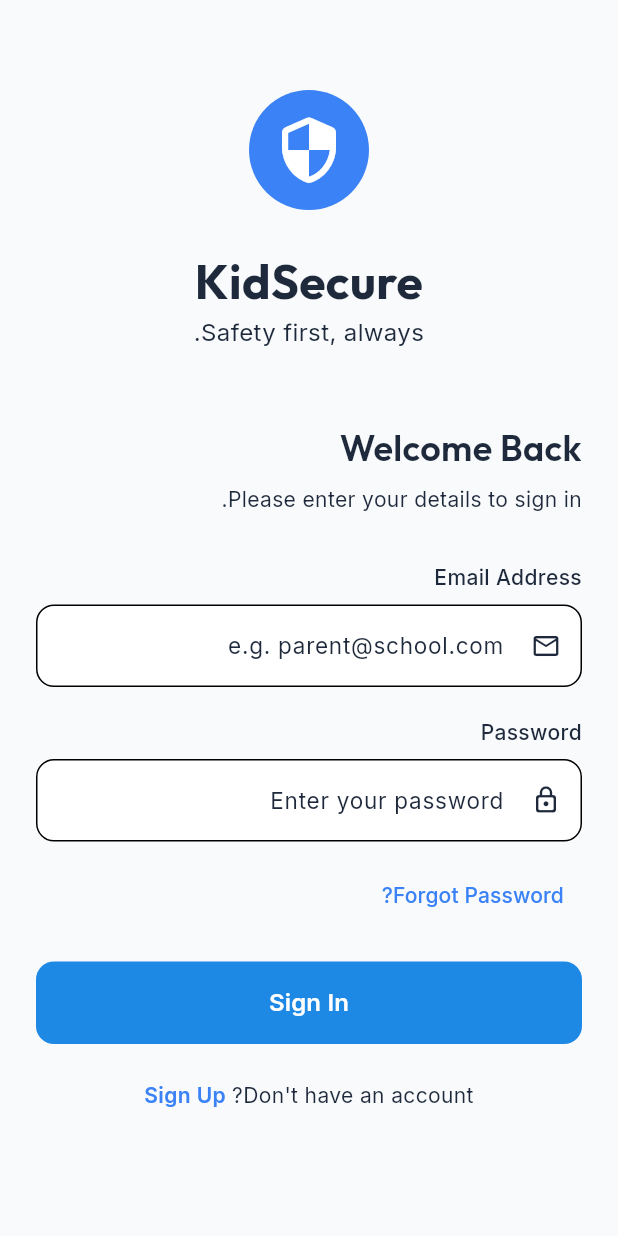
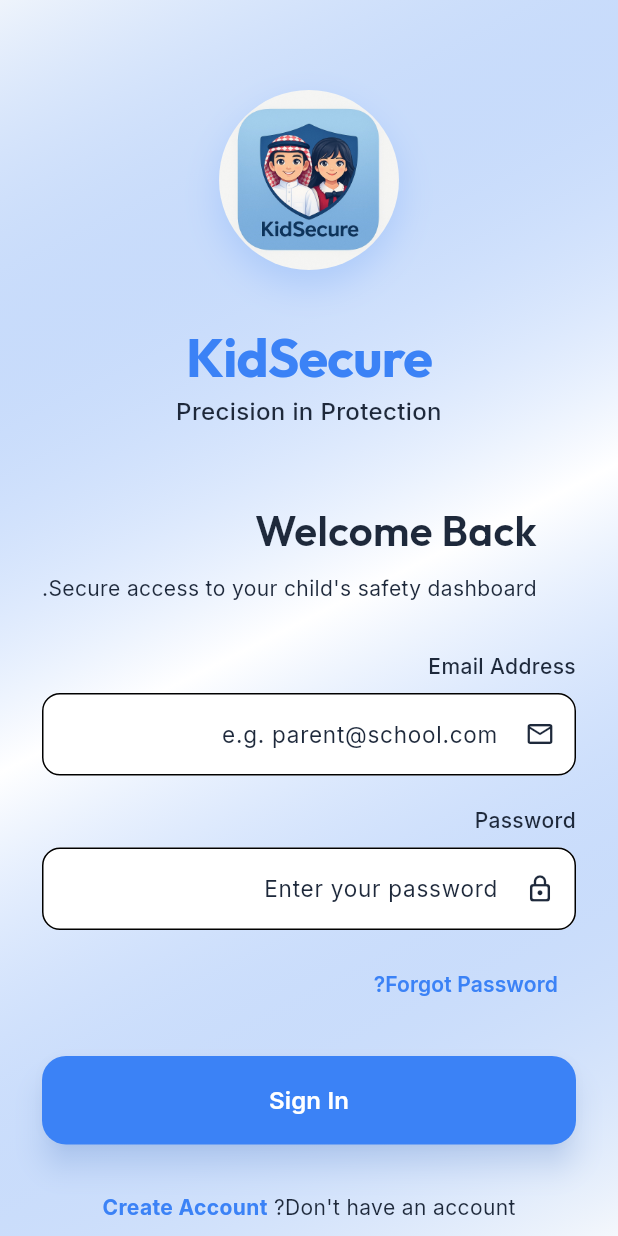
Before and after one commit to mohamdshibl/KidSecure, a Flutter app: the screen it shows after launch, on a phone screen of 412 x 824 dp. Run offline on Flutter 3.47's test engine with Material 3 defaults, Android fonts, the light colour scheme and no system bars; our stand-ins replace bloc, cloud_firestore, equatable, firebase_auth, firebase_core, firebase_database and 11 more; missing offline and left inert: dart_jsonwebtoken, mobile_scanner; accounts and stored records are empty.

```diff
--- a/lib/features/auth/presentation/pages/login_page.dart
+++ b/lib/features/auth/presentation/pages/login_page.dart
@@ -36,63 +36,96 @@ class LoginView extends StatelessWidget {
         }
       },
       child: Scaffold(
-        backgroundColor: Theme.of(context).scaffoldBackgroundColor,
-        body: SafeArea(
+        body: Container(
+          width: double.infinity,
+          height: double.infinity,
+          decoration: BoxDecoration(
+            gradient: LinearGradient(
+              begin: Alignment.topLeft,
+              end: Alignment.bottomRight,
+              colors: [
+                Theme.of(context).primaryColor.withOpacity(0.05),
+                Colors.white,
+                Theme.of(context).primaryColor.withOpacity(0.02),
+              ],
+            ),
+          ),
+          child: SafeArea(
             child: SingleChildScrollView(
-            padding: const EdgeInsets.symmetric(horizontal: 24.0),
+              padding: const EdgeInsets.symmetric(horizontal: 28.0),
+              child: Column(
+                crossAxisAlignment: CrossAxisAlignment.center,
+                children: [
+                  const SizedBox(height: 60),
+                  Hero(
+                    tag: 'app_logo',
+                    child: Container(
+                      height: 120,
+                      width: 120,
+                      decoration: BoxDecoration(
+                        shape: BoxShape.circle,
+                        boxShadow: [
+                          BoxShadow(
+                            color: Theme.of(
+                              context,
+                            ).primaryColor.withOpacity(0.2),
+                            blurRadius: 20,
+                            offset: const Offset(0, 10),
+                          ),
+                        ],
+                      ),
+                      child: ClipRRect(
+                        borderRadius: BorderRadius.circular(60),
+                        child: Image.asset(
+                          'assets/images/kidlogo.jpg',
+                          fit: BoxFit.cover,
+                        ),
+                      ),
+                    ),
+                  ),
+                  const SizedBox(height: 32),
+                  Text(
+                    'KidSecure',
+                    style: GoogleFonts.outfit(
+                      fontSize: 36,
+                      fontWeight: FontWeight.bold,
+                      letterSpacing: -0.5,
+                      color: Theme.of(context).primaryColor,
+                    ),
+                  ),
+                  Text(
+                    'Precision in Protection',
+                    style: GoogleFonts.inter(
+                      fontSize: 16,
+                      fontWeight: FontWeight.w500,
+                      color: Theme.of(context).colorScheme.onSurfaceVariant,
+                    ),
+                  ),
+                  const SizedBox(height: 48),
+                  Align(
+                    alignment: Alignment.centerLeft,
                     child: Column(
                       crossAxisAlignment: CrossAxisAlignment.start,
                       children: [
-                const SizedBox(height: 60),
-                Center(
-                  child: Container(
-                    padding: const EdgeInsets.all(16),
-                    decoration: BoxDecoration(
-                      color: Theme.of(context).primaryColor,
-                      shape: BoxShape.circle,
-                    ),
-                    child: const Icon(
-                      Icons.security_rounded,
-                      size: 48,
-                      color: Colors.white,
-                    ),
-                  ),
-                ),
-                const SizedBox(height: 24),
-                Center(
-                  child: Text(
-                    'KidSecure',
-                    style: GoogleFonts.outfit(
-                      fontSize: 32,
-                      fontWeight: FontWeight.bold,
-                      color: Theme.of(context).colorScheme.onSurface,
-                    ),
-                  ),
-                ),
-                Center(
-                  child: Text(
-                    'Safety first, always.',
-                    style: GoogleFonts.inter(
-                      fontSize: 16,
-                      color: Theme.of(context).colorScheme.onSurfaceVariant,
-                    ),
-                  ),
-                ),
-                const SizedBox(height: 48),
                         Text(
                           'Welcome Back',
                           style: GoogleFonts.outfit(
-                    fontSize: 24,
+                            fontSize: 28,
                             fontWeight: FontWeight.w600,
                             color: Theme.of(context).colorScheme.onSurface,
                           ),
                         ),
                         const SizedBox(height: 8),
                         Text(
-                  'Please enter your details to sign in.',
+                          'Secure access to your child\'s safety dashboard.',
                           style: GoogleFonts.inter(
                             fontSize: 14,
-                    color: Theme.of(context).colorScheme.onSurfaceVariant,
+                            color: Theme.of(
+                              context,
+                            ).colorScheme.onSurfaceVariant,
+                          ),
+                        ),
+                      ],
                     ),
                   ),
                   const SizedBox(height: 32),
@@ -104,19 +137,21 @@ class LoginView extends StatelessWidget {
                     alignment: Alignment.centerRight,
                     child: TextButton(
                       onPressed: () {},
+                      style: TextButton.styleFrom(
+                        foregroundColor: Theme.of(context).primaryColor,
+                      ),
                       child: Text(
                         'Forgot Password?',
                         style: GoogleFonts.inter(
                           fontSize: 14,
-                        fontWeight: FontWeight.w500,
-                        color: Theme.of(context).primaryColor,
+                          fontWeight: FontWeight.w600,
                         ),
                       ),
                     ),
                   ),
-                const SizedBox(height: 20),
+                  const SizedBox(height: 24),
                   _LoginButton(),
-                const SizedBox(height: 24),
+                  const SizedBox(height: 32),
                   Row(
                     mainAxisAlignment: MainAxisAlignment.center,
                     children: [
@@ -130,10 +165,10 @@ class LoginView extends StatelessWidget {
                       GestureDetector(
                         onTap: () => context.push('/signup'),
                         child: Text(
-                        'Sign Up',
+                          'Create Account',
                           style: GoogleFonts.inter(
                             fontSize: 14,
-                          fontWeight: FontWeight.w600,
+                            fontWeight: FontWeight.w700,
                             color: Theme.of(context).primaryColor,
                           ),
                         ),
@@ -142,6 +177,7 @@ class LoginView extends StatelessWidget {
                   ),
                   const SizedBox(height: 40),
                 ],
+              ),
             ),
           ),
         ),
@@ -295,13 +331,16 @@ class _LoginButton extends StatelessWidget {
                   onPressed: () =>
                       context.read<LoginCubit>().logInWithCredentials(),
                   style: ElevatedButton.styleFrom(
-                    backgroundColor: Colors.blue.shade600,
+                    backgroundColor: Theme.of(context).primaryColor,
                     foregroundColor: Colors.white,
-                    padding: const EdgeInsets.symmetric(vertical: 16),
+                    padding: const EdgeInsets.symmetric(vertical: 18),
                     shape: RoundedRectangleBorder(
-                      borderRadius: BorderRadius.circular(12),
+                      borderRadius: BorderRadius.circular(16),
                     ),
-                    elevation: 0,
+                    elevation: 8,
+                    shadowColor: Theme.of(
+                      context,
+                    ).primaryColor.withOpacity(0.3),
                   ),
                   child: Text(
                     'Sign In',
--- a/lib/features/dashboard/parent_dashboard.dart
+++ b/lib/features/dashboard/parent_dashboard.dart
@@ -524,8 +524,8 @@ class _DismissalActions extends StatelessWidget {
           builder: (context, attendanceSnapshot) {
             final childState = (attendanceSnapshot.data ?? []).resolveChildState();
 
-            // If child already left, don't allow new requests
-            if (activeRequest == null && (childState == ChildState.leftSchool || childState == ChildState.absent)) {
+            // If child already left or is on bus, don't allow new requests
+            if (activeRequest == null && (childState == ChildState.leftSchool || childState == ChildState.absent || childState == ChildState.onBus)) {
               return const SizedBox.shrink();
             }
 
--- a/pubspec.yaml
+++ b/pubspec.yaml
@@ -74,9 +74,8 @@ flutter:
   uses-material-design: true
 
   # To add assets to your application, add an assets section, like this:
-  # assets:
-  #   - images/a_dot_burr.jpeg
-  #   - images/a_dot_ham.jpeg
+  assets:
+    - assets/images/
 
   # An image asset can refer to one or more resolution-specific "variants", see
   # https://flutter.dev/to/resolution-aware-images
```
Also changed, not shown: lib/features/attendance/data/repositories/firebase_attendance_repository.dart (+9 -3 lines), lib/features/attendance/data/repositories/firebase_dismissal_repository.dart (+14 -12 lines), lib/features/dashboard/driver_dashboard.dart (+43 -10 lines), assets/images/kidlogo.jpg (added), pubspec.lock, 1 other file. Lines whose indentation alone changed are shown as unchanged.
